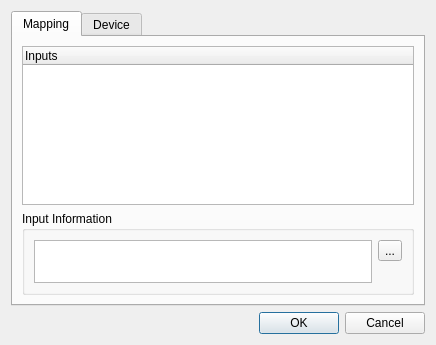
The window that main/inputpatcheditor.ui (Andersbakken/qlc) describes before a commit, drawn with Qt 5.
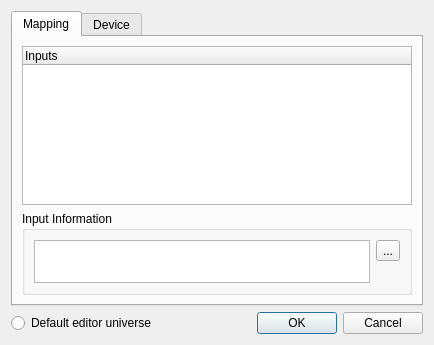
The same window after the commit. Icons and pictures are not drawn.

Commit message: A simple implementation for editor universe (to be used in scene editor and fixture console).

```diff
--- a/main/inputpatcheditor.ui
+++ b/main/inputpatcheditor.ui
@@ -5,15 +5,15 @@
    <rect>
     <x>0</x>
     <y>0</y>
-    <width>436</width>
+    <width>434</width>
     <height>345</height>
    </rect>
   </property>
   <property name="windowTitle" >
    <string>Input patch editor</string>
   </property>
-  <layout class="QVBoxLayout" name="verticalLayout" >
-   <item>
+  <layout class="QGridLayout" name="gridLayout_3" >
+   <item row="0" column="0" colspan="2" >
     <widget class="QTabWidget" name="m_tab" >
      <property name="currentIndex" >
       <number>0</number>
@@ -192,7 +192,7 @@
      </widget>
     </widget>
    </item>
-   <item>
+   <item row="1" column="1" >
     <widget class="QDialogButtonBox" name="m_buttonBox" >
      <property name="orientation" >
       <enum>Qt::Horizontal</enum>
@@ -202,6 +202,16 @@
      </property>
     </widget>
    </item>
+   <item row="1" column="0" >
+    <widget class="QRadioButton" name="m_editorUniverseRadio" >
+     <property name="toolTip" >
+      <string>Use this universe for e.g. scene channel value setting in scene editor</string>
+     </property>
+     <property name="text" >
+      <string>Default editor universe</string>
+     </property>
+    </widget>
+   </item>
   </layout>
  </widget>
  <resources>
```
The commit also changes 12 other files.
